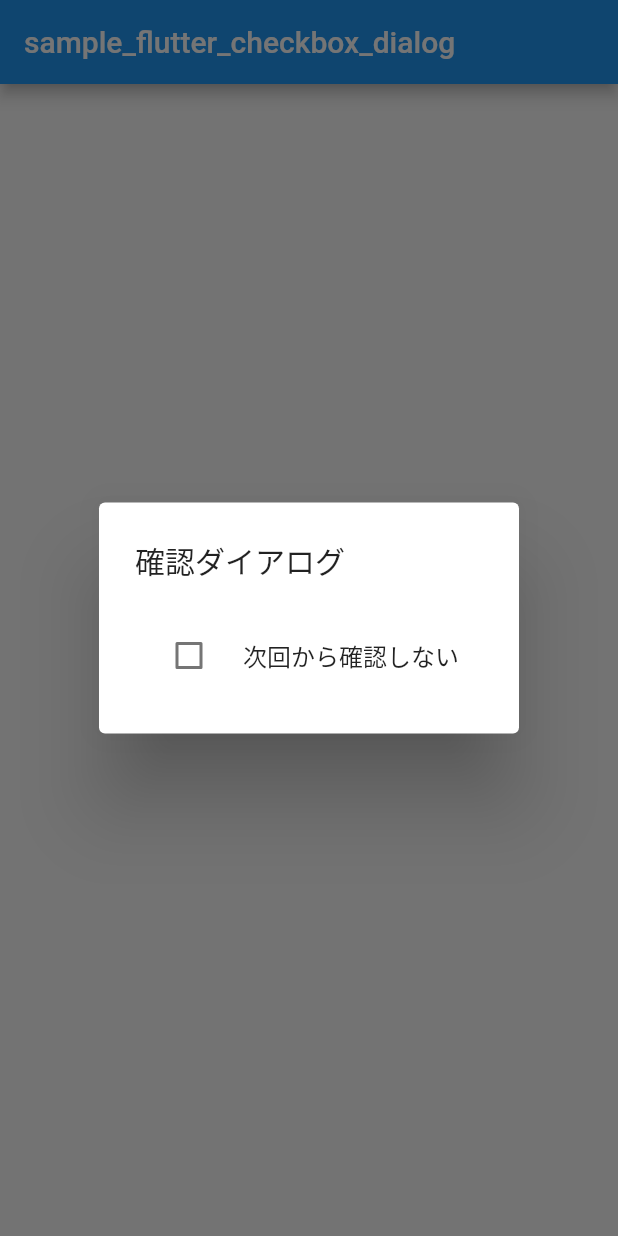
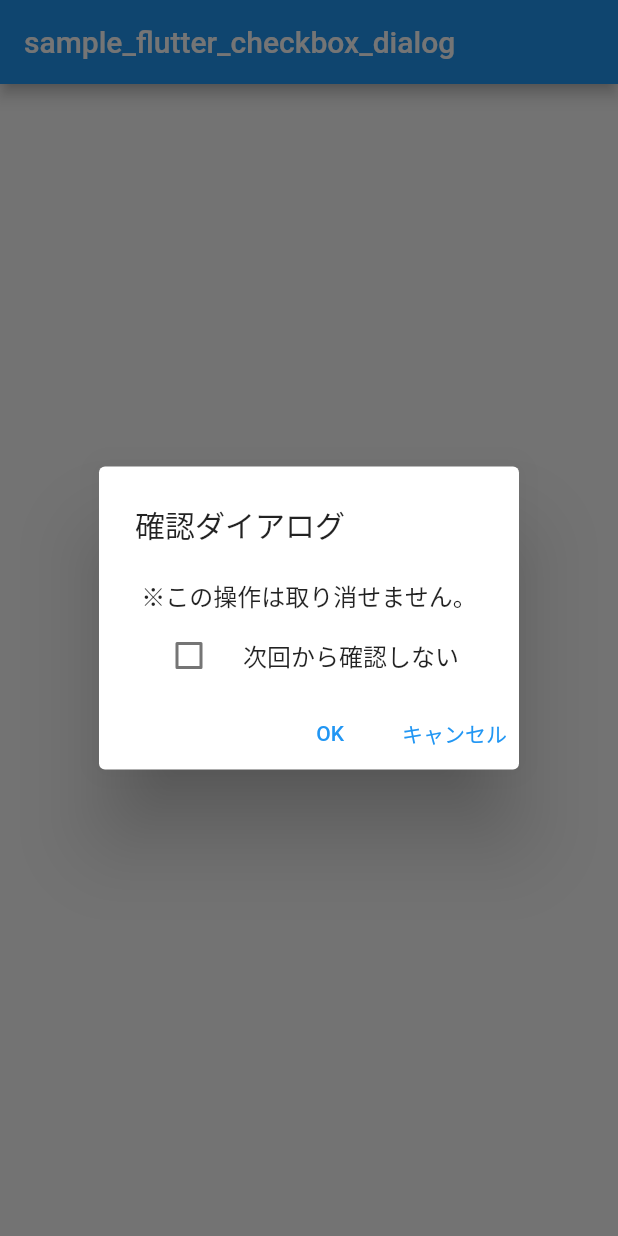
Before and after one commit to morio77/flutter-checkbox-dialog, a Flutter app: the screen it shows after launch, after a tap on "ダイアログを開く", on a phone screen of 412 x 824 dp. Run offline on Flutter 3.47's test engine with Material 2 defaults, Android fonts, the phone set to English and light mode, and no system bars.

Commit message:
contnetのPadding調整。Example調整。

```diff
--- a/example/lib/main.dart
+++ b/example/lib/main.dart
@@ -45,6 +45,21 @@ class _MyHomePageState extends State<MyHomePage> {
               const Text('次回から確認しない'),
               _onChanged,
               title: const Text('確認ダイアログ'),
+              content: const Text('※この操作は取り消せません。'),
+              actions: [
+                TextButton(
+                  onPressed: () {
+                    Navigator.of(context).pop();
+                  },
+                  child: const Text('OK'),
+                ),
+                TextButton(
+                  onPressed: () {
+                    Navigator.of(context).pop();
+                  },
+                  child: const Text('キャンセル'),
+                ),
+              ],
             );
           },
           child: const Text('ダイアログを開く'),
--- a/lib/flutter_checkbox_dialog.dart
+++ b/lib/flutter_checkbox_dialog.dart
@@ -12,7 +12,7 @@ class FlutterCheckboxDialog {
     TextStyle? titleTextStyle,
     Widget? content,
     EdgeInsetsGeometry contentPadding =
-        const EdgeInsets.fromLTRB(24.0, 20.0, 24.0, 24.0),
+        const EdgeInsets.fromLTRB(24.0, 20.0, 24.0, 0),
     TextStyle? contentTextStyle,
     List<Widget>? actions,
     EdgeInsetsGeometry actionsPadding = EdgeInsets.zero,
@@ -144,11 +144,14 @@ class _AlertDialogState extends State<_AlertDialog> {
     if (widget.content == null) {
       _content = _checkboxListTile;
     } else {
-      _content = Row(
-        children: [
-          widget.content!,
-          _checkboxListTile,
-        ],
+      _content = SingleChildScrollView(
+        child: Column(
+          mainAxisAlignment: MainAxisAlignment.spaceBetween,
+          children: [
+            widget.content!,
+            _checkboxListTile,
+          ],
+        ),
       );
     }
 
```
